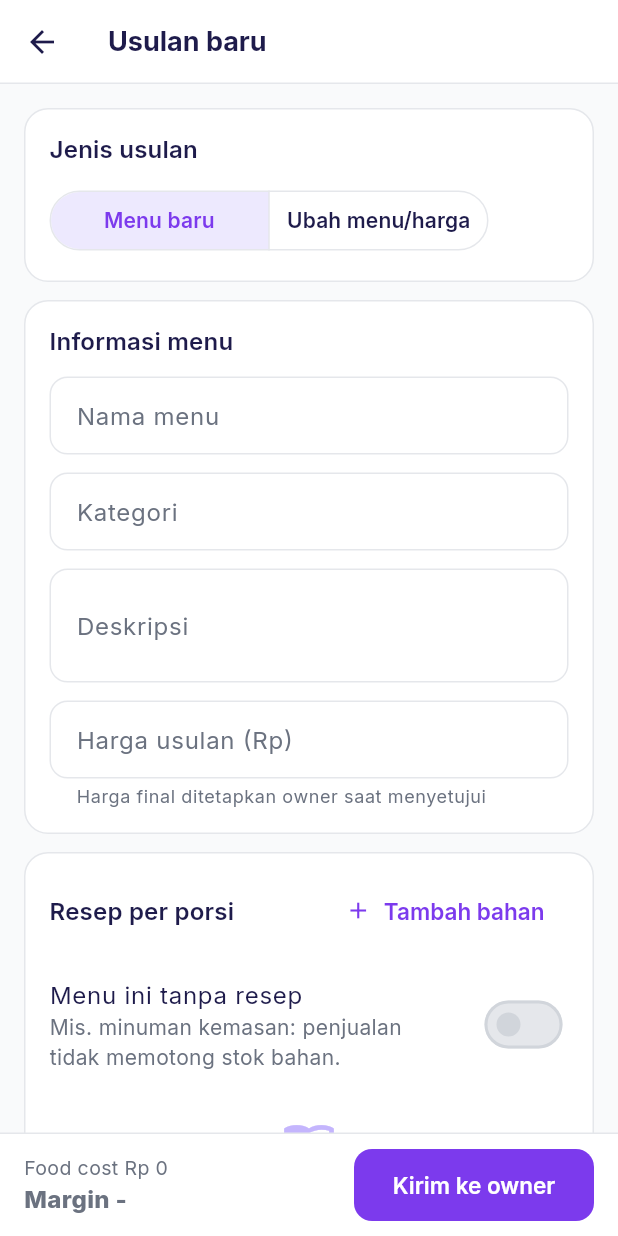
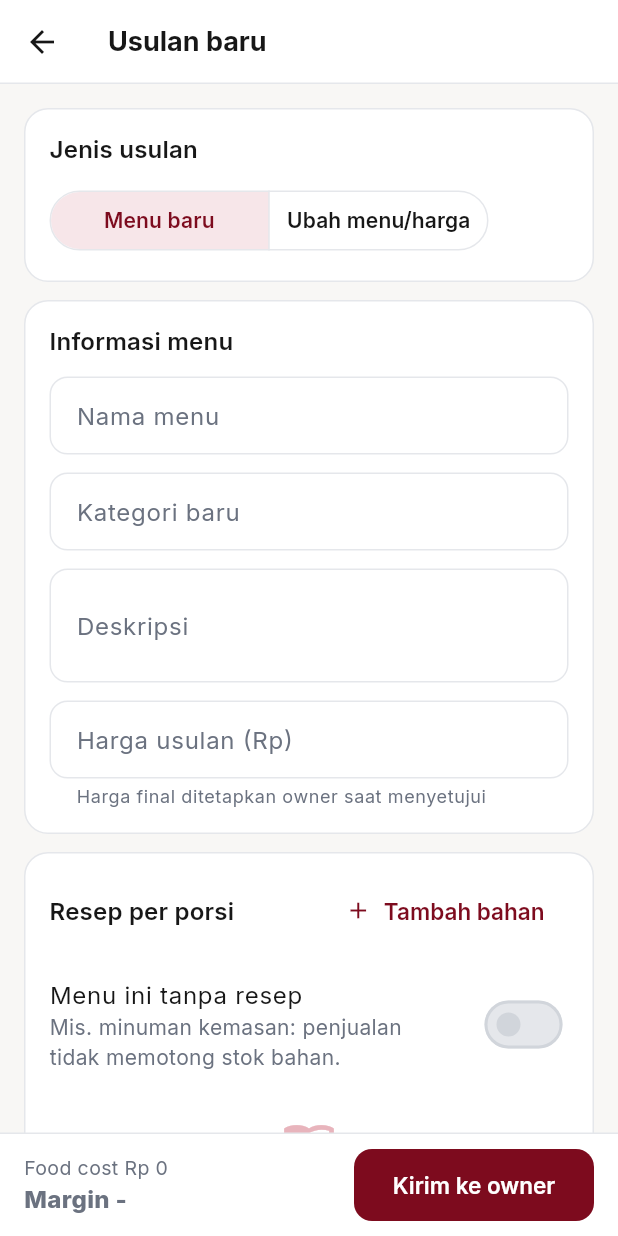
Before and after one commit to fikriymnn/rms_yow, a Flutter app: the ProposalEditorPage screen opened directly, after a tap on "Kirim ke owner", on a phone screen of 412 x 824 dp. Run offline on Flutter 3.47's test engine with Material 3 defaults, Android fonts, the phone set to English and light mode, and no system bars; our stand-ins replace camera, connectivity_plus, device_info_plus, dio, drift, drift_flutter and 12 more; missing offline and left inert: dart:js_interop, esc_pos_utils_plus, google_mlkit_commons, google_mlkit_face_detection, ota_update, print_bluetooth_thermal; accounts and stored records are empty; generated files the repository leaves out were written again.

Commit message:
update icon logo

```diff
--- a/lib/core/theme/app_colors.dart
+++ b/lib/core/theme/app_colors.dart
@@ -1,17 +1,17 @@
 import 'package:flutter/material.dart';
 
-/// Royal Violet & Charcoal: ±60% latar, ±30% permukaan, ±10% aksen.
+/// Palet Kovalen: maroon + hitam (selaras logo RMS), ±60% latar, ±30% permukaan, ±10% aksen.
 abstract final class AppColors {
   static const primary = Color(
-    0xFF7C3AED,
-  ); // navigasi aktif, tombol utama, konfirmasi pembayaran
-  static const primarySoft = Color(0xFFEDE9FE); // item terpilih, chip
-  static const rose = Color(0xFFF43F5E); // aksen kuliner: lencana, sorotan
-  static const roseSoft = Color(0xFFFFE4E6);
-  static const bg = Color(0xFFF9FAFB); // latar halaman
+    0xFF7D0B1E,
+  ); // maroon Kovalen: navigasi aktif, tombol utama, konfirmasi pembayaran
+  static const primarySoft = Color(0xFFF7E6E9); // item terpilih, chip
+  static const rose = Color(0xFFC2263F); // aksen: lencana, sorotan (keluarga maroon)
+  static const roseSoft = Color(0xFFFBE4E8);
+  static const bg = Color(0xFFF8F7F5); // latar halaman (putih hangat)
   static const surface = Color(0xFFFFFFFF); // kartu
-  static const ink = Color(0xFF1E1B4B); // teks dan sidebar
-  static const inkSoft = Color(0xFF312E81);
+  static const ink = Color(0xFF171717); // hitam Kovalen: teks dan sidebar
+  static const inkSoft = Color(0xFF2C2C2C);
   static const muted = Color(0xFF6B7280);
   static const border = Color(0xFFE5E7EB);
   static const success = Color(0xFF059669);
--- a/lib/core/theme/app_theme.dart
+++ b/lib/core/theme/app_theme.dart
@@ -19,7 +19,7 @@ abstract final class AppTheme {
       secondary: AppColors.rose,
       onSecondary: Colors.white,
       secondaryContainer: AppColors.roseSoft,
-      onSecondaryContainer: const Color(0xFF881337),
+      onSecondaryContainer: const Color(0xFF5C0816),
       surface: AppColors.surface,
       onSurface: AppColors.ink,
       onSurfaceVariant: AppColors.muted,
--- a/lib/core/ui/ui_kit.dart
+++ b/lib/core/ui/ui_kit.dart
@@ -199,7 +199,7 @@ class EmptyState extends StatelessWidget {
       child: Column(
         mainAxisSize: MainAxisSize.min,
         children: [
-          Icon(icon, size: 36, color: const Color(0xFFC4B5FD)),
+          Icon(icon, size: 36, color: const Color(0xFFE8B4BC)),
           const SizedBox(height: 8),
           Text(
             title,
--- a/lib/features/auth/outlet_picker_page.dart
+++ b/lib/features/auth/outlet_picker_page.dart
@@ -96,7 +96,7 @@ class _OutletPickerPageState extends ConsumerState<OutletPickerPage> {
                 height: 46,
                 decoration: BoxDecoration(
                   gradient: const LinearGradient(
-                    colors: [AppColors.primary, Color(0xFFA78BFA)],
+                    colors: [AppColors.primary, Color(0xFFA8323F)],
                   ),
                   borderRadius: BorderRadius.circular(14),
                 ),
--- a/lib/features/home/home_page.dart
+++ b/lib/features/home/home_page.dart
@@ -417,7 +417,7 @@ class _WeekBars extends StatelessWidget {
                     decoration: BoxDecoration(
                       color: i == 6
                           ? AppColors.primary
-                          : const Color(0xFFC4B5FD),
+                          : const Color(0xFFE8B4BC),
                       borderRadius: const BorderRadius.vertical(
                         top: Radius.circular(8),
                       ),
--- /dev/null
+++ b/lib/features/menu/category_field.dart
@@ -0,0 +1,146 @@
+import 'package:flutter/material.dart';
+
+/// Daftar kategori unik dari menu yang ada (urut abjad, tanpa yang kosong).
+List<String> categoriesOf(Iterable<String> raw) {
+  final seen = <String, String>{}; // huruf kecil -> ejaan pertama
+  for (final c in raw) {
+    final t = c.trim();
+    if (t.isNotEmpty) seen.putIfAbsent(t.toLowerCase(), () => t);
+  }
+  return seen.values.toList()
+    ..sort((a, b) => a.toLowerCase().compareTo(b.toLowerCase()));
+}
+
+/// Kategori yang diketik manual tapi sama dengan kategori yang sudah ada (beda huruf
+/// besar/kecil atau spasi) memakai ejaan yang sudah ada, agar tidak terpecah dua.
+String normalizeCategory(String text, List<String> categories) {
+  final t = text.trim().replaceAll(RegExp(r'\s+'), ' ');
+  for (final c in categories) {
+    if (c.toLowerCase() == t.toLowerCase()) return c;
+  }
+  return t;
+}
+
+const _kNew = '\u0000baru';
+
+/// Isian kategori menu: pilih dari kategori yang sudah ada, atau pilih "Kategori baru"
+/// lalu ketik manual. Nilainya disimpan di [controller].
+class CategoryField extends StatefulWidget {
+  const CategoryField({
+    super.key,
+    required this.controller,
+    required this.categories,
+    this.label = 'Kategori',
+  });
+
+  final TextEditingController controller;
+  final List<String> categories;
+  final String label;
+
+  @override
+  State<CategoryField> createState() => _CategoryFieldState();
+}
+
+class _CategoryFieldState extends State<CategoryField> {
+  late bool _typing; // true = mengetik kategori baru
+  final _focus = FocusNode();
+
+  bool _isExisting(String v) =>
+      widget.categories.any((c) => c.toLowerCase() == v.trim().toLowerCase());
+
+  @override
+  void initState() {
+    super.initState();
+    final v = widget.controller.text;
+    _typing = widget.categories.isEmpty || (v.trim().isNotEmpty && !_isExisting(v));
+    widget.controller.addListener(_onExternalChange);
+  }
+
+  /// Nilai diubah dari luar (mis. memilih menu yang diusulkan untuk diubah).
+  void _onExternalChange() {
+    final v = widget.controller.text;
+    if (_typing && !_focus.hasFocus && _isExisting(v)) {
+      setState(() => _typing = false);
+    } else if (!_typing && v.trim().isNotEmpty && !_isExisting(v)) {
+      setState(() => _typing = true);
+    }
+  }
+
+  @override
+  void dispose() {
+    widget.controller.removeListener(_onExternalChange);
+    _focus.dispose();
+    super.dispose();
+  }
+
+  String? get _selected {
+    final v = widget.controller.text.trim().toLowerCase();
+    if (v.isEmpty) return null;
+    for (final c in widget.categories) {
+      if (c.toLowerCase() == v) return c;
+    }
+    return null;
+  }
+
+  @override
+  Widget build(BuildContext context) {
+    if (_typing) {
+      return TextField(
+        controller: widget.controller,
+        focusNode: _focus,
+        autofocus: widget.categories.isNotEmpty && widget.controller.text.isEmpty,
+        textCapitalization: TextCapitalization.words,
+        decoration: InputDecoration(
+          labelText: '${widget.label} baru',
+          hintText: 'Ketik nama kategori, mis. Minuman',
+          suffixIcon: widget.categories.isEmpty
+              ? null
+              : IconButton(
+                  tooltip: 'Pilih dari kategori yang ada',
+                  icon: const Icon(Icons.list_alt_rounded),
+                  onPressed: () => setState(() {
+                    _typing = false;
+                    if (!_isExisting(widget.controller.text)) {
+                      widget.controller.clear();
+                    }
+                  }),
+                ),
+        ),
+      );
+    }
+    return DropdownButtonFormField<String>(
+      // key: ganti item terpilih saat nilai berubah dari luar
+      key: ValueKey(_selected),
+      initialValue: _selected,
+      isExpanded: true,
+      decoration: InputDecoration(labelText: widget.label),
+      hint: const Text('Pilih kategori'),
+      items: [
+        for (final c in widget.categories)
+          DropdownMenuItem(value: c, child: Text(c, overflow: TextOverflow.ellipsis)),
+        const DropdownMenuItem(
+          value: _kNew,
+          child: Row(
+            children: [
+              Icon(Icons.add_rounded, size: 18),
+              SizedBox(width: 8),
+              Text('Kategori baru…'),
+            ],
+          ),
+        ),
+      ],
+      onChanged: (v) {
+        if (v == null) return;
+        if (v == _kNew) {
+          setState(() {
+            _typing = true;
+            widget.controller.clear();
+          });
+          WidgetsBinding.instance.addPostFrameCallback((_) => _focus.requestFocus());
+        } else {
+          widget.controller.text = v;
+        }
+      },
+    );
+  }
+}
--- a/lib/features/menu/menu_providers.dart
+++ b/lib/features/menu/menu_providers.dart
@@ -1,6 +1,7 @@
 import 'package:flutter_riverpod/flutter_riverpod.dart';
 
 import '../../core/sync/local_first_repository.dart';
+import 'category_field.dart';
 import 'menu_availability.dart';
 import 'menu_item.dart';
 
@@ -45,6 +46,13 @@ final availabilityStreamProvider = StreamProvider<List<MenuAvailability>>(
   (ref) => ref.watch(availabilityRepositoryProvider).watchAll(),
 );
 
+/// Kategori yang sudah dipakai menu (untuk pilihan saat menambah/mengubah menu).
+final menuCategoriesProvider = Provider<List<String>>(
+  (ref) => categoriesOf(
+    (ref.watch(menuMasterProvider).value ?? <MenuItem>[]).map((m) => m.category),
+  ),
+);
+
 /// menuItemId -> tersedia di outlet ini (default: tersedia)
 final availabilityProvider = Provider<Map<String, bool>>(
   (ref) => {
--- a/lib/features/proposals/proposal_editor_page.dart
+++ b/lib/features/proposals/proposal_editor_page.dart
@@ -12,6 +12,7 @@ import '../auth/auth_providers.dart';
 import '../client/client_providers.dart';
 import '../inventory/inventory_models.dart';
 import '../inventory/inventory_providers.dart';
+import '../menu/category_field.dart';
 import '../menu/menu_item.dart';
 import '../menu/menu_providers.dart';
 import 'menu_proposal.dart';
@@ -153,7 +154,7 @@ class _ProposalEditorPageState extends ConsumerState<ProposalEditorPage> {
             kind: _kind,
             targetId: _kind == 'change' ? target!.id : null,
             name: _name.text.trim(),
-            category: _cat.text.trim(),
+            category: normalizeCategory(_cat.text, ref.read(menuCategoriesProvider)),
             description: _desc.text.trim(),
             proposedPrice: price,
             recipe: withRecipe ? List.of(_lines) : null,
@@ -242,9 +243,9 @@ class _ProposalEditorPageState extends ConsumerState<ProposalEditorPage> {
             decoration: const InputDecoration(labelText: 'Nama menu'),
           ),
           const SizedBox(height: 12),
-          TextField(
+          CategoryField(
             controller: _cat,
-            decoration: const InputDecoration(labelText: 'Kategori'),
+            categories: ref.watch(menuCategoriesProvider),
           ),
           const SizedBox(height: 12),
           TextField(
--- a/lib/shell/app_shell.dart
+++ b/lib/shell/app_shell.dart
@@ -529,7 +529,7 @@ class _Brand extends StatelessWidget {
           decoration: BoxDecoration(
             borderRadius: BorderRadius.circular(12),
             gradient: const LinearGradient(
-              colors: [AppColors.primary, Color(0xFFA78BFA)],
+              colors: [AppColors.primary, Color(0xFFA8323F)],
               begin: Alignment.topLeft,
               end: Alignment.bottomRight,
             ),
--- a/pubspec.yaml
+++ b/pubspec.yaml
@@ -91,6 +91,7 @@ flutter:
   # To add assets to your application, add an assets section, like this:
   assets:
     - assets/google_fonts/
+    - assets/brand/
 
   # An image asset can refer to one or more resolution-specific "variants", see
   # https://flutter.dev/to/resolution-aware-images
```
Also changed, not shown: lib/features/menu/menu_page.dart (+4 -5 lines), lib/shell/auth_layout.dart (+25 -13 lines), assets/brand/rms-horizontal-dark.png (added), assets/brand/rms-stacked-dark.png (added), assets/brand/rms-symbol-dark.png (added), assets/brand/rms-symbol.png (added), assets/google_fonts/Montserrat-ExtraBold.ttf (added), assets/google_fonts/Montserrat-SemiBold.ttf (added), 19 other files.
